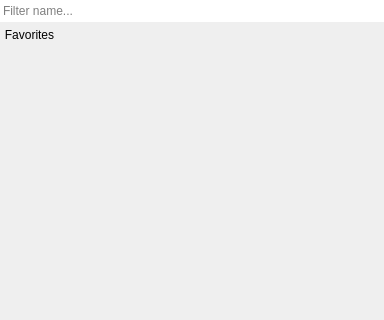
Qt form plugins/perspective/GraphPerspective/designer/AlgorithmRunner.ui (Tulip-Dev/tulip) before a commit; both pictures show x 0 to 384 and y 0 to 320 of the 384 by 710 pixel window.
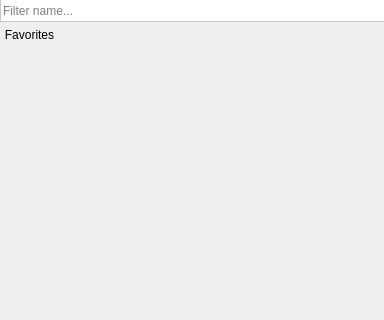
The same form after that commit. Icons and pictures are not drawn. Custom widgets are drawn as their Qt base class.

```diff
--- a/plugins/perspective/GraphPerspective/designer/AlgorithmRunner.ui
+++ b/plugins/perspective/GraphPerspective/designer/AlgorithmRunner.ui
@@ -52,10 +52,10 @@
      </property>
      <property name="styleSheet">
       <string notr="true">#searchBox {
-  border-left: 1px solid &quot;#C9C9C9&quot;;
+  border-left: 1px solid #C9C9C9;
   border-right: 0px;
   border-top: 0px;
-  border-bottom: 1px solid &quot;#C9C9C9&quot;;
+  border-bottom: 1px solid #C9C9C9;
 }</string>
      </property>
      <property name="placeholderText">
```
Left out of the diff: 8 changed lines with no effect on the pictures.
